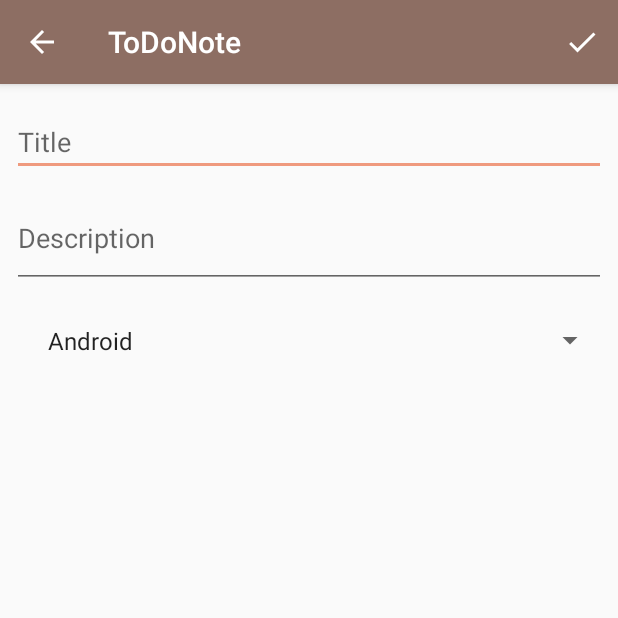
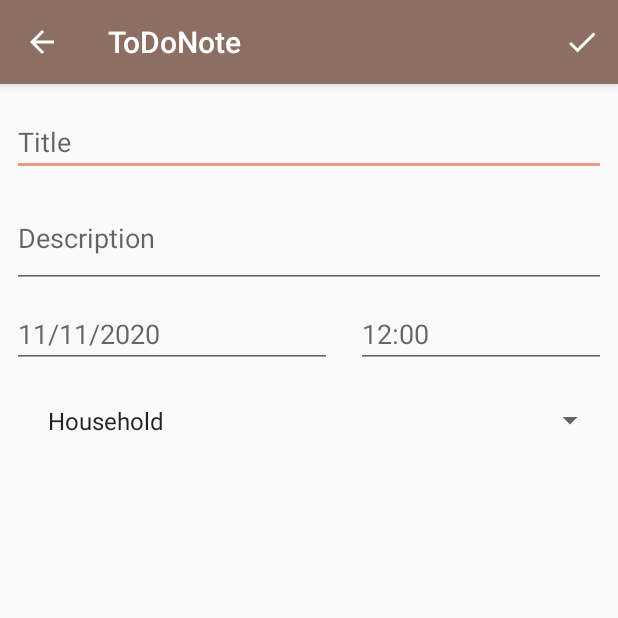
Before and after one commit to matomiskov/ToDo_App, an Android app: the TodoNoteActivity screen opened directly, with no data from a screen before it, on a phone screen of 412 x 824 dp, the top half of it. Run offline under Robolectric (Android 15) with nearby library versions, the phone set to English and light mode, and no system bars; our stand-ins replace Room's generated code.

Commit message:
added date, time

```diff
--- a/app/src/main/java/com/matomiskov/todoapp/MyDatabase.java
+++ b/app/src/main/java/com/matomiskov/todoapp/MyDatabase.java
@@ -3,7 +3,7 @@ package com.matomiskov.todoapp;
 import android.arch.persistence.room.Database;
 import android.arch.persistence.room.RoomDatabase;
 
-@Database(entities = {Todo.class}, version = 1, exportSchema = false)
+@Database(entities = {Todo.class}, version = 2, exportSchema = false)
 public abstract class MyDatabase extends RoomDatabase {
 
     public static final String DB_NAME = "app_db";
--- a/app/src/main/java/com/matomiskov/todoapp/RecyclerViewAdapter.java
+++ b/app/src/main/java/com/matomiskov/todoapp/RecyclerViewAdapter.java
@@ -37,6 +37,8 @@ public class RecyclerViewAdapter extends RecyclerView.Adapter<RecyclerViewAdapte
         holder.txtName.setText(todo.name);
         holder.txtDesc.setText(todo.description);
         holder.txtCategory.setText(todo.category);
+        holder.txtDate.setText(todo.date);
+        holder.txtTime.setText(todo.time);
 
     }
 
@@ -97,6 +99,8 @@ public class RecyclerViewAdapter extends RecyclerView.Adapter<RecyclerViewAdapte
         public TextView txtName;
         public TextView txtDesc;
         public TextView txtCategory;
+        public TextView txtDate;
+        public TextView txtTime;
         public CardView cardView;
 
         public ViewHolder(View view) {
@@ -105,6 +109,8 @@ public class RecyclerViewAdapter extends RecyclerView.Adapter<RecyclerViewAdapte
             txtName = view.findViewById(R.id.txtName);
             txtDesc = view.findViewById(R.id.txtDesc);
             txtCategory = view.findViewById(R.id.txtCategory);
+            txtDate = view.findViewById(R.id.txtDate);
+            txtTime = view.findViewById(R.id.txtTime);
             cardView = view.findViewById(R.id.cardView);
             cardView.setOnClickListener(new View.OnClickListener() {
                 @Override
--- a/app/src/main/java/com/matomiskov/todoapp/Todo.java
+++ b/app/src/main/java/com/matomiskov/todoapp/Todo.java
@@ -17,6 +17,10 @@ public class Todo implements Serializable {
 
     public String category;
 
+    public String date;
+
+    public String time;
+
     @Ignore
     public String priority;
 
--- a/app/src/main/java/com/matomiskov/todoapp/TodoNoteActivity.java
+++ b/app/src/main/java/com/matomiskov/todoapp/TodoNoteActivity.java
@@ -2,40 +2,45 @@ package com.matomiskov.todoapp;
 
 import android.annotation.SuppressLint;
 import android.app.AlertDialog;
+import android.app.DatePickerDialog;
+import android.app.TimePickerDialog;
 import android.arch.persistence.room.Room;
 import android.content.DialogInterface;
 import android.content.Intent;
 import android.os.AsyncTask;
 import android.os.Bundle;
+import android.support.v4.app.DialogFragment;
 import android.support.v7.app.AppCompatActivity;
 import android.support.v7.widget.Toolbar;
+import android.util.Log;
 import android.view.Menu;
 import android.view.MenuInflater;
 import android.view.MenuItem;
 import android.view.View;
 import android.widget.ArrayAdapter;
 import android.widget.Button;
+import android.widget.DatePicker;
 import android.widget.EditText;
 import android.widget.Spinner;
+import android.widget.TimePicker;
 import android.widget.Toast;
 
+import java.text.DateFormat;
+import java.text.SimpleDateFormat;
 import java.util.ArrayList;
 import java.util.Arrays;
+import java.util.Calendar;
+import java.util.Locale;
 
-public class TodoNoteActivity extends AppCompatActivity {
+public class TodoNoteActivity extends AppCompatActivity implements DatePickerDialog.OnDateSetListener, TimePickerDialog.OnTimeSetListener {
 
     Spinner spinner;
-    EditText inTitle, inDesc;
+    EditText inTitle, inDesc, inDate, inTime;
     boolean isNewTodo = false;
+    EditText eDate;
+    EditText eTime;
 
-    private String[] categories = {
-            "Android",
-            "iOS",
-            "Kotlin",
-            "Swift"
-    };
-
-    public ArrayList<String> spinnerList = new ArrayList<>(Arrays.asList(categories));
+    public ArrayList<String> spinnerList = new ArrayList<>();
     MyDatabase myDatabase;
 
     Todo updateTodo;
@@ -46,10 +51,35 @@ public class TodoNoteActivity extends AppCompatActivity {
         setContentView(R.layout.activity_todo_note);
         Toolbar toolbar = findViewById(R.id.toolbar);
         setSupportActionBar(toolbar);
+        eDate = findViewById(R.id.inDate);
+        eTime = findViewById(R.id.inTime);
+
+        eDate.setOnClickListener(new View.OnClickListener() {
+            @Override
+            public void onClick(View view) {
+                DialogFragment datePicker = new DatePickerFragment();
+                datePicker.show(getSupportFragmentManager(), "date picker");
+            }
+        });
+
+        eTime.setOnClickListener(new View.OnClickListener() {
+            @Override
+            public void onClick(View view) {
+                DialogFragment timePicker = new TimePickerFragment();
+                timePicker.show(getSupportFragmentManager(), "time picker");
+            }
+        });
 
         spinner = findViewById(R.id.spinner);
         inTitle = findViewById(R.id.inTitle);
         inDesc = findViewById(R.id.inDescription);
+        inDate = findViewById(R.id.inDate);
+        inTime = findViewById(R.id.inTime);
+
+        spinnerList.add(getResources().getString(R.string.household));
+        spinnerList.add(getResources().getString(R.string.work));
+        spinnerList.add(getResources().getString(R.string.other));
+
         ArrayAdapter<String> adapter = new ArrayAdapter<>(this, android.R.layout.simple_spinner_item, spinnerList);
         adapter.setDropDownViewResource(android.R.layout.simple_spinner_dropdown_item);
         spinner.setAdapter(adapter);
@@ -70,7 +100,7 @@ public class TodoNoteActivity extends AppCompatActivity {
     }
 
     @Override
-    public boolean onSupportNavigateUp(){
+    public boolean onSupportNavigateUp() {
         finish();
         return true;
     }
@@ -101,6 +131,8 @@ public class TodoNoteActivity extends AppCompatActivity {
                         Todo todo = new Todo();
                         todo.name = inTitle.getText().toString();
                         todo.description = inDesc.getText().toString();
+                        todo.date = inDate.getText().toString();
+                        todo.time = inTime.getText().toString();
                         todo.category = spinner.getSelectedItem().toString();
 
                         insertRow(todo);
@@ -112,6 +144,8 @@ public class TodoNoteActivity extends AppCompatActivity {
                     } else {
                         updateTodo.name = inTitle.getText().toString();
                         updateTodo.description = inDesc.getText().toString();
+                        updateTodo.date = inDate.getText().toString();
+                        updateTodo.time = inTime.getText().toString();
                         updateTodo.category = spinner.getSelectedItem().toString();
 
                         updateRow(updateTodo);
@@ -165,6 +199,8 @@ public class TodoNoteActivity extends AppCompatActivity {
                 super.onPostExecute(todo);
                 inTitle.setText(todo.name);
                 inDesc.setText(todo.description);
+                inDate.setText(todo.date);
+                inTime.setText(todo.time);
                 spinner.setSelection(spinnerList.indexOf(todo.category));
 
                 updateTodo = todo;
@@ -237,4 +273,24 @@ public class TodoNoteActivity extends AppCompatActivity {
 
     }
 
+    @Override
+    public void onDateSet(DatePicker datePicker, int year, int month, int day) {
+        Calendar myCalendar = Calendar.getInstance();
+        myCalendar.set(Calendar.YEAR, year);
+        myCalendar.set(Calendar.MONTH, month);
+        myCalendar.set(Calendar.DAY_OF_MONTH, day);
+        String myFormat = "MM/dd/yy"; //In which you need put here
+        SimpleDateFormat sdf = new SimpleDateFormat(myFormat, Locale.US);
+        eDate.setText(sdf.format(myCalendar.getTime()));
+    }
+
+    @Override
+    public void onTimeSet(TimePicker timePicker, int hour, int minute) {
+        String min = String.valueOf(minute);
+        if (minute / 10 == 0) {
+            min = "0" + minute;
+        }
+        Log.d("MIN ", String.valueOf(minute));
+        eTime.setText(hour + ":" + min);
+    }
 }
--- a/app/src/main/res/layout/content_todo_note.xml
+++ b/app/src/main/res/layout/content_todo_note.xml
@@ -13,11 +13,11 @@
         android:id="@+id/inTitle"
         android:layout_width="match_parent"
         android:layout_height="wrap_content"
+        android:layout_marginStart="8dp"
+        android:layout_marginLeft="8dp"
+        android:layout_marginTop="16dp"
         android:layout_marginEnd="8dp"
-        android:layout_marginLeft="8dp"
         android:layout_marginRight="8dp"
-        android:layout_marginStart="8dp"
-        android:layout_marginTop="16dp"
         android:ems="10"
         android:hint="@string/title"
         app:layout_constraintEnd_toEndOf="parent"
@@ -29,11 +29,11 @@
         android:id="@+id/inDescription"
         android:layout_width="match_parent"
         android:layout_height="wrap_content"
+        android:layout_marginStart="8dp"
+        android:layout_marginLeft="8dp"
+        android:layout_marginTop="8dp"
         android:layout_marginEnd="8dp"
-        android:layout_marginLeft="8dp"
         android:layout_marginRight="8dp"
-        android:layout_marginStart="8dp"
-        android:layout_marginTop="8dp"
         android:ems="10"
         android:hint="@string/description"
         android:minLines="2"
@@ -42,20 +42,59 @@
         app:layout_constraintStart_toStartOf="parent"
         app:layout_constraintTop_toBottomOf="@+id/inTitle" />
 
+    <LinearLayout
+        android:id="@+id/inDateTime"
+        android:layout_width="wrap_content"
+        android:layout_height="wrap_content"
+        android:orientation="horizontal"
+        app:layout_constraintTop_toBottomOf="@+id/inDescription"
+        tools:ignore="MissingConstraints">
+
+        <EditText
+            android:id="@+id/inDate"
+            android:layout_width="match_parent"
+            android:layout_height="wrap_content"
+            android:layout_marginStart="8dp"
+            android:layout_marginLeft="8dp"
+            android:layout_marginTop="8dp"
+            android:layout_marginEnd="8dp"
+            android:layout_marginRight="8dp"
+            android:ems="10"
+            android:hint="@string/date"
+            app:layout_constraintEnd_toEndOf="parent"
+            app:layout_constraintHorizontal_bias="0.0"
+            app:layout_constraintStart_toStartOf="parent" />
+
+        <EditText
+            android:id="@+id/inTime"
+            android:layout_width="match_parent"
+            android:layout_height="wrap_content"
+            android:layout_marginStart="8dp"
+            android:layout_marginLeft="8dp"
+            android:layout_marginTop="8dp"
+            android:layout_marginEnd="8dp"
+            android:layout_marginRight="8dp"
+            android:ems="10"
+            android:hint="@string/time"
+            app:layout_constraintEnd_toEndOf="parent"
+            app:layout_constraintHorizontal_bias="0.0"
+            app:layout_constraintStart_toStartOf="parent" />
+    </LinearLayout>
+
 
     <Spinner
         android:id="@+id/spinner"
         android:layout_width="match_parent"
         android:layout_height="wrap_content"
+        android:layout_marginStart="8dp"
+        android:layout_marginLeft="8dp"
+        android:layout_marginTop="8dp"
         android:layout_marginEnd="8dp"
-        android:layout_marginLeft="8dp"
         android:layout_marginRight="8dp"
-        android:layout_marginStart="8dp"
-        android:layout_marginTop="8dp"
         android:padding="16dp"
         app:layout_constraintEnd_toEndOf="parent"
         app:layout_constraintStart_toStartOf="parent"
-        app:layout_constraintTop_toBottomOf="@+id/inDescription" />
+        app:layout_constraintTop_toBottomOf="@+id/inDateTime" />
 
 
 </android.support.constraint.ConstraintLayout>
--- a/app/src/main/res/values/strings.xml
+++ b/app/src/main/res/values/strings.xml
@@ -18,4 +18,10 @@
     <string name="noAction">No action done by user</string>
     <string name="changeLang">Change language</string>
     <string name="chooseLang">Choose language</string>
+    <string name="date" translatable="false">11/11/2020</string>
+    <string name="time" translatable="false">12:00</string>
+    <string name="all">All</string>
+    <string name="household">Household</string>
+    <string name="work">Work</string>
+    <string name="other">Other</string>
 </resources>
```
Also changed, not shown: app/src/main/java/com/matomiskov/todoapp/DatePickerFragment.java (added, +22 -0 lines), app/src/main/java/com/matomiskov/todoapp/MainActivity.java (+10 -10 lines), app/src/main/java/com/matomiskov/todoapp/TimePickerFragment.java (added, +21 -0 lines), app/src/main/res/layout/recyclerview_item_layout.xml (+25 -0 lines), 2 other files.
